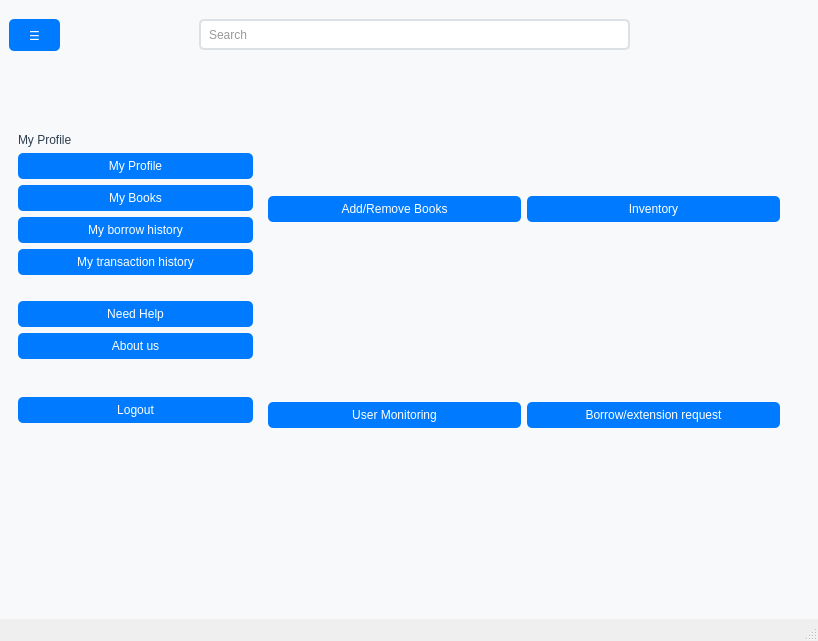
Above: mainwindow.ui from PocketLib-Devs/PocketLib before the change. Below: the same form after it.
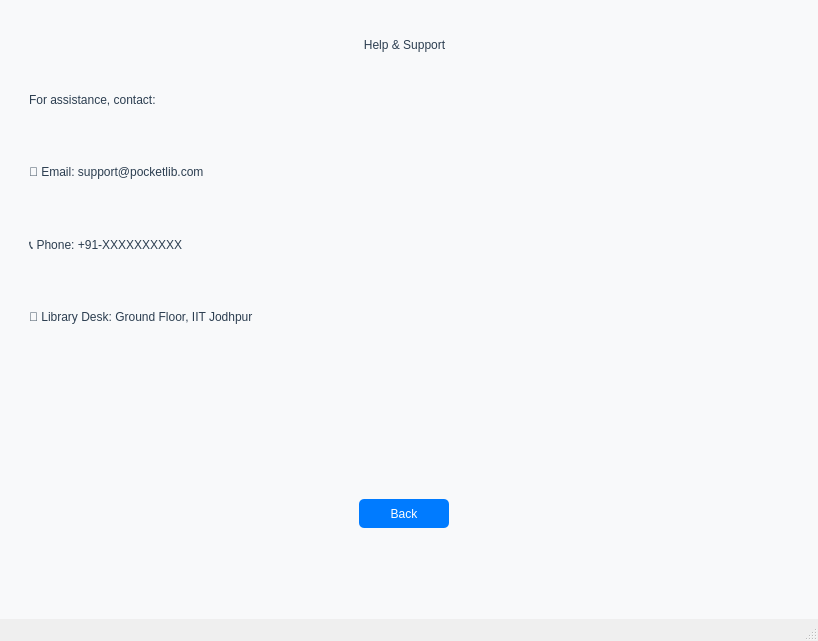
That is the form after the change.

Commit message: Updated Help Page

Diff of the .ui file:
```diff
--- a/mainwindow.ui
+++ b/mainwindow.ui
@@ -54,7 +54,7 @@
     <item>
      <widget class="QStackedWidget" name="stackedWidget">
       <property name="currentIndex">
-       <number>6</number>
+       <number>8</number>
       </property>
       <widget class="QWidget" name="loginPage">
        <layout class="QGridLayout" name="gridLayout_5">
@@ -1357,6 +1357,89 @@
         </item>
        </layout>
       </widget>
+      <widget class="QWidget" name="helpPage">
+       <widget class="QLabel" name="label">
+        <property name="geometry">
+         <rect>
+          <x>300</x>
+          <y>0</y>
+          <width>191</width>
+          <height>71</height>
+         </rect>
+        </property>
+        <property name="text">
+         <string>Help &amp; Support</string>
+        </property>
+        <property name="alignment">
+         <set>Qt::AlignmentFlag::AlignCenter</set>
+        </property>
+       </widget>
+       <widget class="QLabel" name="label_7">
+        <property name="geometry">
+         <rect>
+          <x>20</x>
+          <y>80</y>
+          <width>211</width>
+          <height>21</height>
+         </rect>
+        </property>
+        <property name="text">
+         <string>For assistance, contact:</string>
+        </property>
+       </widget>
+       <widget class="QPushButton" name="backFromHelp_btn">
+        <property name="geometry">
+         <rect>
+          <x>350</x>
+          <y>490</y>
+          <width>90</width>
+          <height>29</height>
+         </rect>
+        </property>
+        <property name="text">
+         <string>Back</string>
+        </property>
+       </widget>
+       <widget class="QWidget" name="verticalLayoutWidget_3">
+        <property name="geometry">
+         <rect>
+          <x>20</x>
+          <y>130</y>
+          <width>293</width>
+          <height>211</height>
+         </rect>
+        </property>
+        <layout class="QVBoxLayout" name="verticalLayout_6">
+         <item>
+          <widget class="QLabel" name="label_9">
+           <property name="lineWidth">
+            <number>2</number>
+           </property>
+           <property name="text">
+            <string>📧 Email: support@pocketlib.com  </string>
+           </property>
+          </widget>
+         </item>
+         <item>
+          <widget class="QLabel" name="label_12">
+           <property name="lineWidth">
+            <number>2</number>
+           </property>
+           <property name="text">
+            <string>📞 Phone: +91-XXXXXXXXXX  </string>
+           </property>
+          </widget>
+         </item>
+         <item>
+          <widget class="QLabel" name="label_13">
+           <property name="text">
+            <string>🏫 Library Desk: Ground Floor, IIT Jodhpur</string>
+           </property>
+          </widget>
+         </item>
+        </layout>
+       </widget>
+      </widget>
       <widget class="QWidget" name="userMonitoringPage">
        <layout class="QVBoxLayout" name="verticalLayout_monitoring">
         <item>
```
The commit also changes 2 other files.
